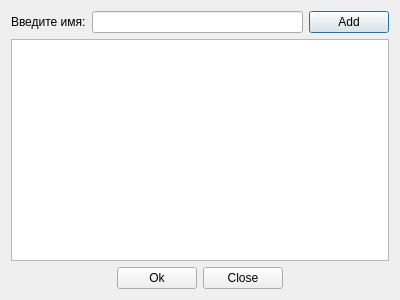
Qt form recordswindow.ui (cruvar/FigureCollision) before a commit.
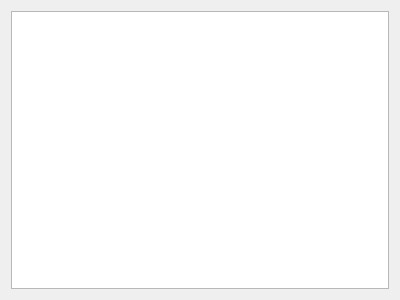
The same form after that commit.

What changed in the file:
```diff
--- a/recordswindow.ui
+++ b/recordswindow.ui
@@ -14,74 +14,9 @@
    <string>Dialog</string>
   </property>
   <layout class="QVBoxLayout" name="verticalLayout">
-   <item>
-    <layout class="QHBoxLayout" name="horizontalLayout_2">
-     <item>
-      <widget class="QLabel" name="enter_Name_label">
-       <property name="text">
-        <string>Введите имя:</string>
-       </property>
-      </widget>
-     </item>
-     <item>
-      <widget class="QLineEdit" name="name_Edit"/>
-     </item>
-     <item>
-      <widget class="QPushButton" name="add_name_button">
-       <property name="text">
-        <string>Add</string>
-       </property>
-      </widget>
-     </item>
-    </layout>
-   </item>
    <item>
     <widget class="QTableWidget" name="tableWidget"/>
    </item>
-   <item>
-    <layout class="QHBoxLayout" name="horizontalLayout">
-     <item>
-      <spacer name="horizontalSpacer">
-       <property name="orientation">
-        <enum>Qt::Horizontal</enum>
-       </property>
-       <property name="sizeHint" stdset="0">
-        <size>
-         <width>40</width>
-         <height>20</height>
-        </size>
-       </property>
-      </spacer>
-     </item>
-     <item>
-      <widget class="QPushButton" name="ok_button">
-       <property name="text">
-        <string>Ok</string>
-       </property>
-      </widget>
-     </item>
-     <item>
-      <widget class="QPushButton" name="close_button">
-       <property name="text">
-        <string>Close</string>
-       </property>
-      </widget>
-     </item>
-     <item>
-      <spacer name="horizontalSpacer_2">
-       <property name="orientation">
-        <enum>Qt::Horizontal</enum>
-       </property>
-       <property name="sizeHint" stdset="0">
-        <size>
-         <width>40</width>
-         <height>20</height>
-        </size>
-       </property>
-      </spacer>
-     </item>
-    </layout>
-   </item>
   </layout>
  </widget>
  <resources/>
```
